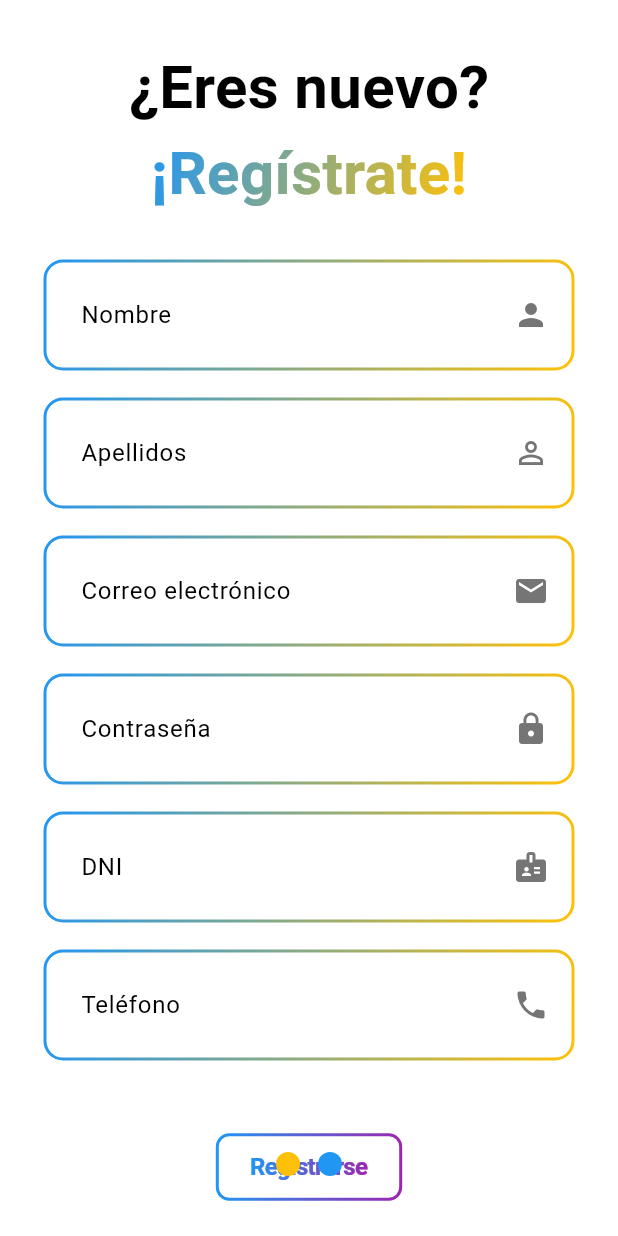
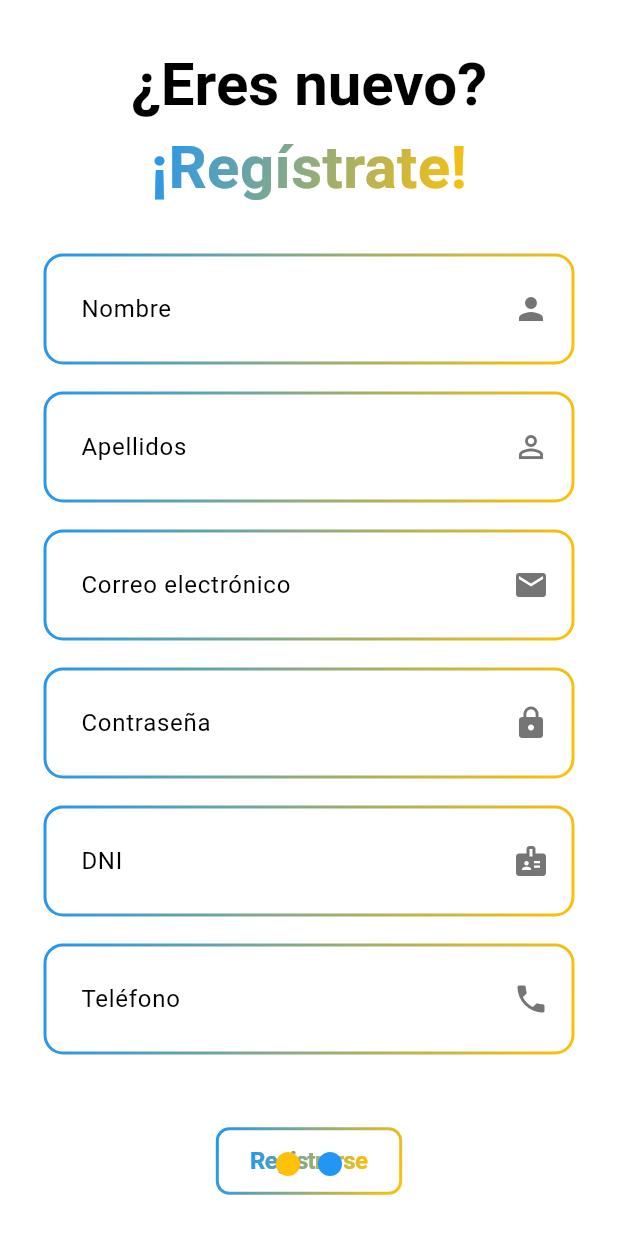
Before and after one commit to AdriPes-dev/ProyectoTFC, a Flutter app: the screen it shows after launch, swiped to page 2, on a phone screen of 412 x 824 dp. Run offline on Flutter 3.47's test engine with Material 3 defaults, Android fonts, the phone set to English and light mode, and no system bars; drawn by our look-alikes of liquid_swipe, smooth_page_indicator; our stand-ins replace cloud_firestore, firebase_auth, firebase_core, shared_preferences, sqflite; accounts and stored records are empty.

Commit message:
Se modifican elementos para mantener la continuidad entre modo claro y modo oscuro

```diff
--- a/lib/components/textfieldcontrasenya.dart
+++ b/lib/components/textfieldcontrasenya.dart
@@ -48,11 +48,10 @@ class _EstadosContrasenya extends State<TextFormContrasenya> {
         keyboardType: TextInputType.visiblePassword,
         obscureText: !_estadoContrasenya,
         decoration: InputDecoration(
-          fillColor: Colors.white,
+          fillColor: Colors.transparent,
           filled: true,
           contentPadding: EdgeInsets.all(12.0),
           labelText: "Introduce tu contraseña",
-          labelStyle: TextStyle(color: Colors.grey[600]),
           border: InputBorder.none, // Elimina el borde interno
           suffixIcon: IconButton(
             icon: Icon(
--- a/lib/components/textfieldcorreo.dart
+++ b/lib/components/textfieldcorreo.dart
@@ -48,7 +48,7 @@ class _TextFormCorreoState extends State<TextFormCorreo> {
           decoration: InputDecoration(
             labelText: "Introduce tu correo electrónico",
             filled: true,
-            fillColor: Colors.white, // Fondo blanco
+            fillColor: Colors.transparent, // Fondo blanco
             border: InputBorder.none, // Elimina el borde interno
             contentPadding: EdgeInsets.symmetric(horizontal: 16, vertical: 12),
             suffixIcon: Icon(Icons.mail, color: Colors.grey[600]),
--- a/lib/screens/menuprincipal.dart
+++ b/lib/screens/menuprincipal.dart
@@ -37,13 +37,12 @@ class _MyHomePageState extends State<MyHomePage> {
   @override
   Widget build(BuildContext context) {
     return Scaffold(
-      backgroundColor: Colors.white,
+
       appBar: AppBar(
         backgroundColor: Colors.transparent, //Color.fromARGB(255, 65, 140, 198),
         title: Text(
           widget.title,
-          style: TextStyle(fontSize: 30, fontWeight: FontWeight.bold),
-        ),
+          style:  Theme.of(context).textTheme.titleMedium,),
         elevation: 0,
         centerTitle: true,
        leading: IconButton(
--- a/lib/screens/paginaperfil.dart
+++ b/lib/screens/paginaperfil.dart
@@ -39,7 +39,7 @@ class _PantallaPerfilState extends State<PantallaPerfil> {
                   children: [
                     CircleAvatar(
                       backgroundColor: AppColors.gradientPurple,
-                      radius: 60,
+                      radius: 50,
                       child: Text(
                         widget.persona.nombre[0], // Mostrar la inicial del nombre
                         style: const TextStyle(fontSize: 45),
--- a/lib/screens/pantallalogin.dart
+++ b/lib/screens/pantallalogin.dart
@@ -116,7 +116,7 @@ class _ContenidoPrincipalState extends State<ContenidoPrincipal> {
                 child: Container(
                   padding: EdgeInsets.symmetric(horizontal: 20, vertical: 10),
                   decoration: BoxDecoration(
-                    color: _isLoading ? Colors.grey : Colors.white,
+                    color: _isLoading ? Colors.grey : Colors.transparent,
                     borderRadius: BorderRadius.circular(8),
                     border: GradientBoxBorder(
                       gradient: AppColors.mainGradient,
--- a/lib/screens/pantallaregistro.dart
+++ b/lib/screens/pantallaregistro.dart
@@ -102,7 +102,6 @@ class _PantallaRegistroState extends State<PantallaRegistro> {
     const textStyle = TextStyle(fontSize: 40, fontWeight: FontWeight.bold, color: Colors.white);
 
     return Scaffold(
-      backgroundColor: Colors.white,
       body: SafeArea(
         child: SingleChildScrollView(
           padding: const EdgeInsets.symmetric(horizontal: 30, vertical: 20),
@@ -110,7 +109,10 @@ class _PantallaRegistroState extends State<PantallaRegistro> {
             crossAxisAlignment: CrossAxisAlignment.center,
             children: [
               const SizedBox(height: 10),
-              Text("¿Eres nuevo?", style: textStyle.copyWith(color: Colors.black)),
+              Text("¿Eres nuevo?", style: Theme.of(context).textTheme.headlineSmall?.copyWith(
+                  fontWeight: FontWeight.bold,
+                  fontSize: 40,
+                  ),),
               ShaderMask(
                 shaderCallback: (bounds) => AppColors.mainGradient.createShader(Rect.fromLTWH(0, 0, bounds.width, bounds.height)),
                 child: Text("¡Regístrate!", style: textStyle),
@@ -137,19 +139,17 @@ class _PantallaRegistroState extends State<PantallaRegistro> {
                 child: Container(
                   padding: const EdgeInsets.symmetric(horizontal: 20, vertical: 10),
                   decoration: BoxDecoration(
-                    color: Colors.white,
+                    color: Colors.transparent,
                     borderRadius: BorderRadius.circular(8),
                     border: GradientBoxBorder(
-                      gradient: const LinearGradient(colors: [Colors.blue, Colors.purple]),
+                      gradient: AppColors.mainGradient,
                       width: 2,
                     ),
                   ),
                   child: _isLoading
                       ? const CircularProgressIndicator(valueColor: AlwaysStoppedAnimation(Colors.blue))
                       : ShaderMask(
-                          shaderCallback: (bounds) => const LinearGradient(
-                            colors: [Colors.blue, Colors.purple],
-                          ).createShader(bounds),
+                          shaderCallback: (bounds) => AppColors.mainGradient.createShader(bounds),
                           blendMode: BlendMode.srcIn,
                           child: const Text(
                             "Registrarse",
@@ -187,7 +187,7 @@ class _PantallaRegistroState extends State<PantallaRegistro> {
         decoration: InputDecoration(
           labelText: label,
           filled: true,
-          fillColor: Colors.white,
+          fillColor: Colors.transparent,
           border: InputBorder.none,
           contentPadding: const EdgeInsets.symmetric(horizontal: 16, vertical: 12),
           suffixIcon: Icon(icon, color: Colors.grey[600]),
```
